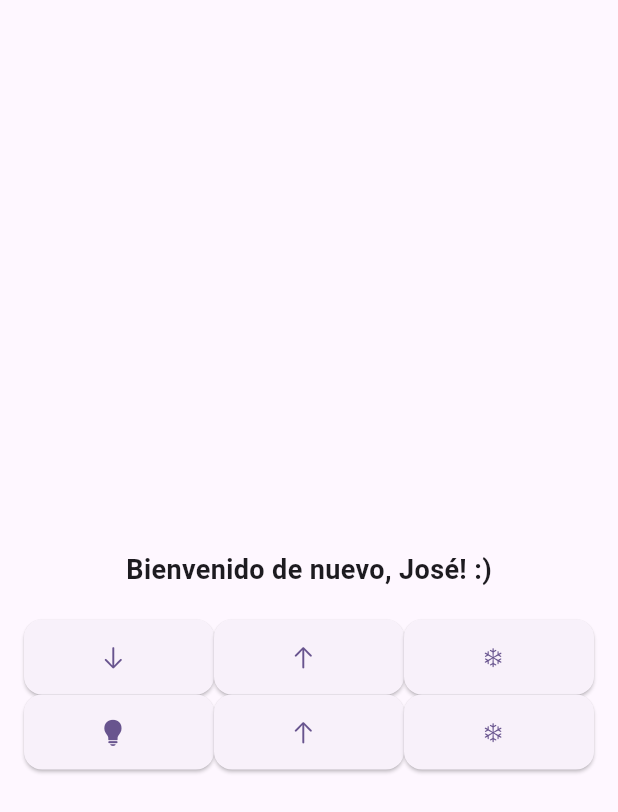
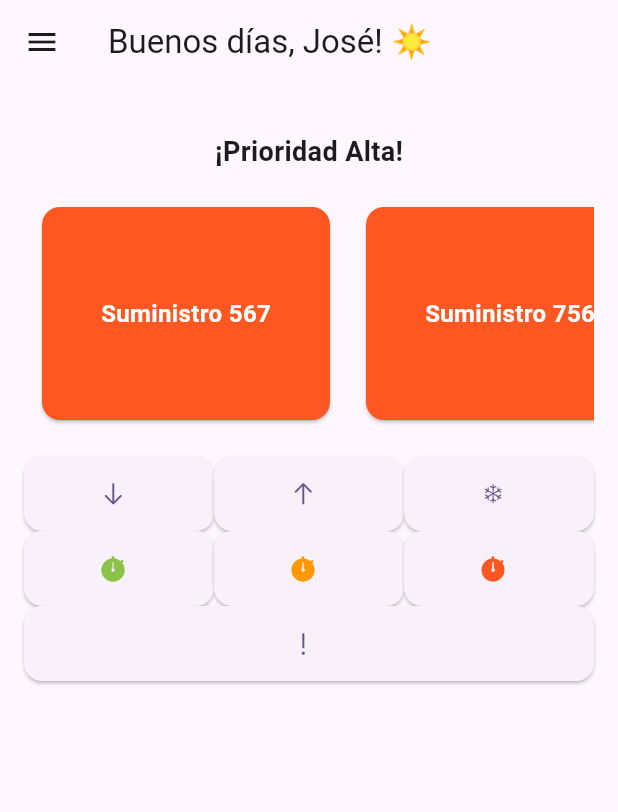
Before and after one commit to josegduran/banco_alimentos, a Flutter app: the DashboardPage screen opened directly, on a phone screen of 412 x 824 dp. Shown: the top 812 px of the screen. Run offline on Flutter 3.47's test engine with Material 3 defaults, Android fonts, the phone set to English and light mode, and no system bars.

Commit message:
Muchas cosas nuevas jeje.

```diff
--- a/lib/main.dart
+++ b/lib/main.dart
@@ -31,18 +31,22 @@ class MyHomePage extends StatefulWidget {
 }
 
 class _MyHomePageState extends State<MyHomePage> {
-
   @override
   Widget build(BuildContext context) {
     return Scaffold(
-      appBar: AppBar(
-        backgroundColor: Theme.of(context).colorScheme.inversePrimary,
-        title: Text(widget.title),
-      ),
-      body: Center(
+      body: WillPopScope(
+        onWillPop: () async {
+          // Evitar que el usuario pueda regresar a la página anterior
+          return false;
+        },
+        child: Padding(
+          padding: const EdgeInsets.only(bottom: 60.0), // Agrega un margen al fondo
+          child: Center(
             child: Column(
               mainAxisAlignment: MainAxisAlignment.center,
               children: <Widget>[
+                _buildImageGrid(), // Agrega la cuadrícula de imágenes
+                Spacer(), // Espaciador flexible que empujará el botón hacia abajo
                 ElevatedButton(
                   onPressed: () {
                     // Navigate to the login page
@@ -56,9 +60,45 @@ class _MyHomePageState extends State<MyHomePage> {
               ],
             ),
           ),
+        ),
+      ),
     );
   }
+
+  Widget _buildImageGrid() {
+    return GridView.count(
+      crossAxisCount: 2,
+      shrinkWrap: true,
+      physics: NeverScrollableScrollPhysics(), // Evita el desplazamiento del GridView
+      children: [
+        _buildImage('lib/assets/img/logoanahuac.png'),
+        _buildImage('lib/assets/img/logoanahuac.png'),
+        _buildImage('lib/assets/img/logoanahuac.png'),
+        _buildImage('lib/assets/img/logoanahuac.png'),
+        _buildImage('lib/assets/img/logoanahuac.png'),
+        _buildImage('lib/assets/img/logoanahuac.png'),
+      ],
+    );
   }
+
+  Widget _buildImage(String imagePath) {
+    return Card(
+      child: Column(
+        mainAxisAlignment: MainAxisAlignment.center,
+        children: [
+          Image.asset(
+            imagePath,
+            height: 100.0,
+            width: 100.0,
+            fit: BoxFit.cover,
+          ),
+        ],
+      ),
+    );
+  }
+
+}
+
 
 
 class LoginPage extends StatelessWidget {
--- a/lib/pages/dashboard.dart
+++ b/lib/pages/dashboard.dart
@@ -11,21 +11,24 @@ class DashboardPage extends StatelessWidget {
       },
       child: Scaffold(
         appBar: AppBar(
-          automaticallyImplyLeading: false, // Elimina el botón de retroceso
-          // title: const Text('Dashboard'), // Comenta o elimina esta línea
+          title: Text('Buenos días, José! ☀️'),
         ),
-        body: Padding(
+        drawer: _buildDrawer(context),
+        body: SingleChildScrollView(
+          padding: EdgeInsets.only(top: 16.0), // Ajusta según sea necesario
+          child: Padding(
             padding: const EdgeInsets.all(16.0),
             child: Center(
               child: Column(
                 mainAxisAlignment: MainAxisAlignment.center,
                 children: <Widget>[
                   const Text(
-                  'Bienvenido de nuevo, José! :)',
+                    '¡Prioridad Alta!',
                     style: TextStyle(fontSize: 18.0, fontWeight: FontWeight.bold),
                   ),
                   const SizedBox(height: 20.0),
-                // Placeholder widgets for dashboard content
+                  _buildCarousel(), // Carrusel de tarjetas
+                  const SizedBox(height: 20.0),
                   Row(
                     mainAxisAlignment: MainAxisAlignment.spaceEvenly,
                     children: [
@@ -37,9 +40,15 @@ class DashboardPage extends StatelessWidget {
                   Row(
                     mainAxisAlignment: MainAxisAlignment.spaceEvenly,
                     children: [
-                    _buildDashboardButton(CupertinoIcons.lightbulb_fill),
-                    _buildDashboardButton(CupertinoIcons.arrow_up),
-                    _buildDashboardButton(CupertinoIcons.snow),
+                      _buildSemaphoreButton(0), // Verde
+                      _buildSemaphoreButton(1), // Amarillo
+                      _buildSemaphoreButton(2), // Rojo
+                    ],
+                  ),
+                  Row(
+                    mainAxisAlignment: MainAxisAlignment.spaceEvenly,
+                    children: [
+                      _buildDashboardButton(CupertinoIcons.exclamationmark),
                     ],
                   ),
                 ],
@@ -47,17 +56,83 @@ class DashboardPage extends StatelessWidget {
             ),
           ),
         ),
+      ),
     );
   }
 
-  Widget _buildDashboardButton(IconData icon) {
+  Widget _buildCarousel() {
+    return Container(
+      height: 150.0,
+      child: ListView(
+        scrollDirection: Axis.horizontal,
+        children: [
+          _buildCard('Suministro 567', Colors.deepOrange),
+          _buildCard('Suministro 756', Colors.deepOrange),
+          _buildCard('Suministro 456', Colors.deepOrange),
+          // Agregar más tarjetas según sea necesario
+        ],
+      ),
+    );
+  }
+
+  Widget _buildCard(String title, Color color) {
+    return Container(
+      width: 200.0,
+      margin: const EdgeInsets.symmetric(horizontal: 8.0),
+      child: Card(
+        color: color,
+        child: Padding(
+          padding: const EdgeInsets.all(16.0),
+          child: Center(
+            child: Text(
+              title,
+              style: TextStyle(
+                color: Colors.white,
+                fontSize: 16.0,
+                fontWeight: FontWeight.bold,
+              ),
+            ),
+          ),
+        ),
+      ),
+    );
+  }
+
+  Widget _buildSemaphoreButton(int index) {
+    Color iconColor;
+
+    // Asignar el color según el índice
+    switch (index) {
+      case 0:
+        iconColor = Colors.lightGreen;
+        break;
+      case 1:
+        iconColor = Colors.orange;
+        break;
+      case 2:
+        iconColor = Colors.deepOrange;
+        break;
+      default:
+        iconColor = Colors.black;
+    }
+
+    return _buildDashboardButton(
+      CupertinoIcons.stopwatch_fill,
+      iconColor: iconColor,
+    );
+  }
+
+  Widget _buildDashboardButton(IconData icon, {Color? iconColor}) {
     return Expanded(
       child: ElevatedButton.icon(
         onPressed: () {
           // Agregar lógica para el ítem correspondiente del panel de control
         },
-        icon: Icon(icon),
-        label: SizedBox.shrink(), // Eliminar la etiqueta (texto)
+        icon: Icon(
+          icon,
+          color: iconColor,
+        ),
+        label: SizedBox.shrink(),
         style: ElevatedButton.styleFrom(
           padding: EdgeInsets.all(16.0),
           shape: RoundedRectangleBorder(
@@ -67,4 +142,44 @@ class DashboardPage extends StatelessWidget {
       ),
     );
   }
+
+  Widget _buildDrawer(BuildContext context) {
+    return Drawer(
+      child: ListView(
+        padding: EdgeInsets.zero,
+        children: [
+          DrawerHeader(
+            decoration: BoxDecoration(
+              color: Colors.blue,
+            ),
+            child: Text(
+              'Menú',
+              style: TextStyle(
+                color: Colors.white,
+                fontSize: 24,
+              ),
+            ),
+          ),
+          ListTile(
+            title: Text('Perfil'),
+            onTap: () {
+              // Agregar lógica para la opción 1 del menú
+            },
+          ),
+          ListTile(
+            title: Text('Contacto'),
+            onTap: () {
+              // Agregar lógica para la opción 2 del menú
+            },
+          ),
+          ListTile(
+            title: Text('Cerrar sesión'),
+            onTap: () {
+              Navigator.pushReplacementNamed(context, '/');
+            },
+          ),
+        ],
+      ),
+    );
   }
+}
--- a/pubspec.yaml
+++ b/pubspec.yaml
@@ -60,6 +60,7 @@ flutter:
   uses-material-design: true
   assets:
     - lib/assets/img/bamx_logo.png
+    - lib/assets/img/logoanahuac.png
 
   # To add assets to your application, add an assets section, like this:
   # assets:
```
Also changed, not shown: lib/assets/img/logoanahuac.png (added). Lines whose indentation alone changed are shown as unchanged.
